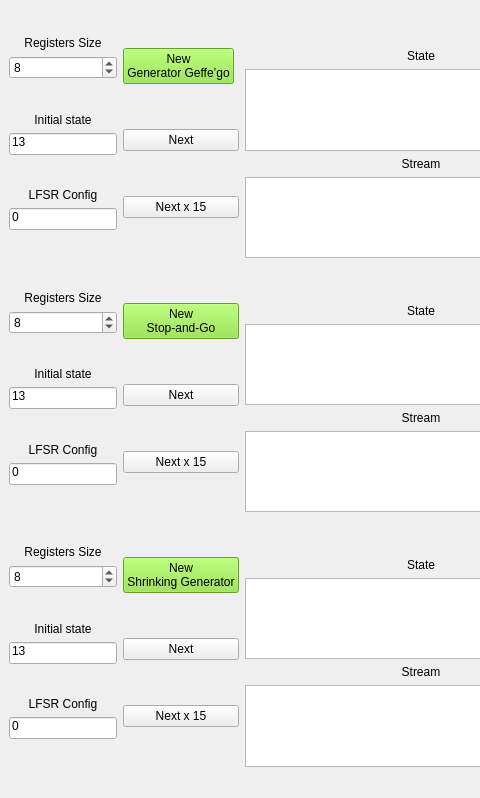
GrzegorzKrug/Studia_Python, file Kryptologia/Lab4/GUI_QT.ui: the form before one commit; both pictures show x 0 to 480 and y 0 to 798 of the 778 by 798 pixel window.
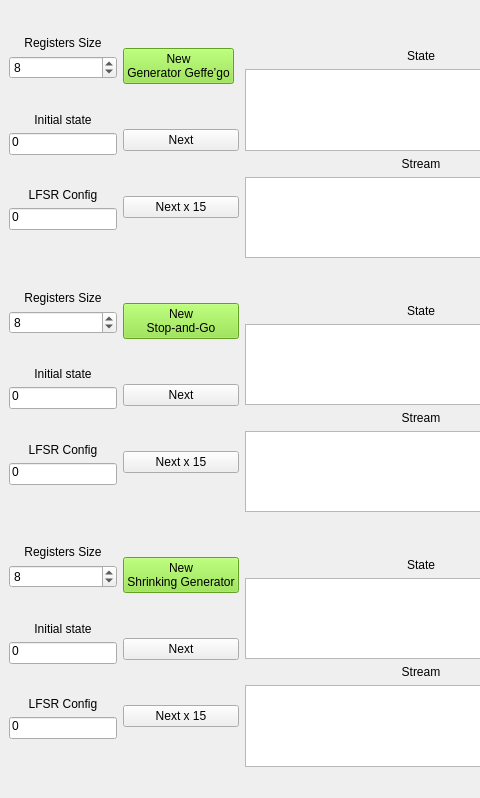
The form after the commit.

Commit message: Geffe Generator UI

Diff of the .ui file:
```diff
--- a/Kryptologia/Lab4/GUI_QT.ui
+++ b/Kryptologia/Lab4/GUI_QT.ui
@@ -58,7 +58,7 @@
              <string>0 is random value.</string>
             </property>
             <property name="text">
-             <string>13</string>
+             <string>0</string>
             </property>
             <property name="alignment">
              <set>Qt::AlignLeading|Qt::AlignLeft|Qt::AlignTop</set>
@@ -386,7 +386,7 @@
              <string>0 is random value.</string>
             </property>
             <property name="text">
-             <string>13</string>
+             <string>0</string>
             </property>
             <property name="alignment">
              <set>Qt::AlignLeading|Qt::AlignLeft|Qt::AlignTop</set>
@@ -597,7 +597,7 @@
              <enum>Qt::LeftToRight</enum>
             </property>
             <property name="text">
-             <string>13</string>
+             <string>0</string>
             </property>
             <property name="alignment">
              <set>Qt::AlignLeading|Qt::AlignLeft|Qt::AlignTop</set>
```
Left out of the diff: 14 changed lines with no effect on the pictures. The commit also changes 4 other files.
